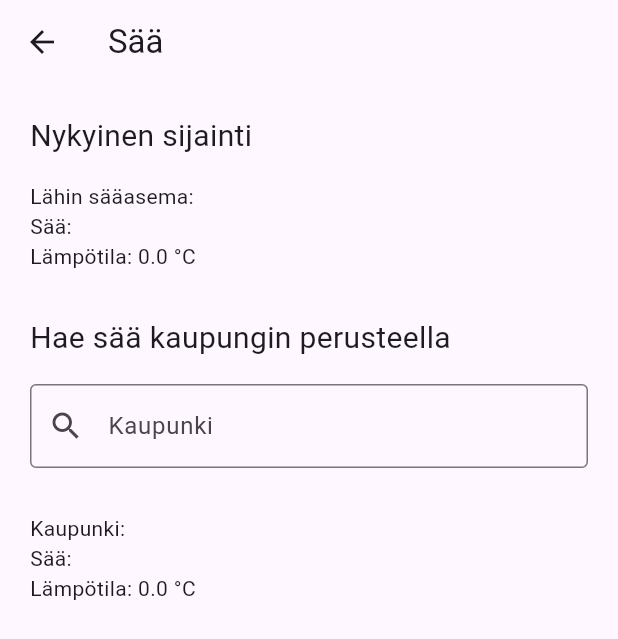
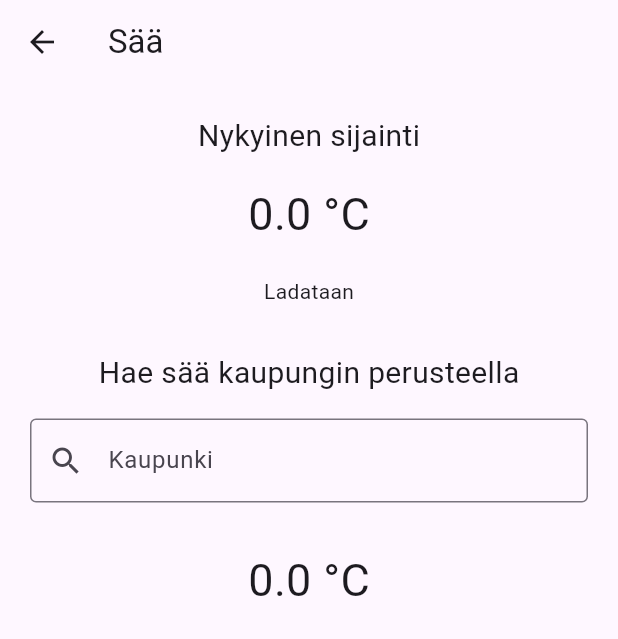
Before and after one commit to vilihellsten/flutter_matkapaivakirja, a Flutter app: the WeatherView screen opened by its route, on a phone screen of 412 x 824 dp. Shown: the top 639 px of the screen. Run offline on Flutter 3.47's test engine with Material 3 defaults, Android fonts, the phone set to English and light mode, and no system bars; our stand-ins replace firebase_auth, firebase_core, firebase_database, geolocator, get, google_maps_flutter and 1 more; missing offline and left inert: firebase_ui_auth; accounts and stored records are empty; network calls fail.

Commit message:
Säätiedon hienosäätöä

```diff
--- a/lib/view/weather.dart
+++ b/lib/view/weather.dart
@@ -21,13 +21,15 @@ class _WeatherViewState extends State<WeatherView> {
 
   //nykyinen sijainti
   String asema = "";
-  String kuvaus = "";
+  String kuvaus = "Ladataan";
+  String maa = "";
   double lampotila = 0;
 
   //käyttäjän oma haku
   String haku = "";
   String asema1 = "";
   String kuvaus1 = "";
+  String maa1 = "";
   double lampotila1 = 0;
 
   @override
@@ -66,7 +68,8 @@ class _WeatherViewState extends State<WeatherView> {
       setState(() {
         kuvaus = data["weather"][0]["description"];
         lampotila = data["main"]["temp"];
-        asema = data["name"];
+        asema = "Lähin sääasema: ${data["name"]},";
+        maa = data["sys"]["country"];
       });
     } else {
       log("Virhe sään hakemisessa");
@@ -85,7 +88,8 @@ class _WeatherViewState extends State<WeatherView> {
       setState(() {
         kuvaus1 = data["weather"][0]["description"];
         lampotila1 = data["main"]["temp"];
-        asema1 = data["name"];
+        asema1 = "${data["name"]},";
+        maa1 = data["sys"]["country"];
       });
     } else {
       log("Virhe sään hakemisessa");
@@ -101,16 +105,17 @@ class _WeatherViewState extends State<WeatherView> {
           padding: const EdgeInsets.all(20.0),
           child: Column(
             mainAxisAlignment: MainAxisAlignment.start,
-            crossAxisAlignment: CrossAxisAlignment.start,
+            crossAxisAlignment: CrossAxisAlignment.center,
             children: [
               Padding(
                 padding: const EdgeInsets.only(bottom: 16.0),
                 child:
                     Text("Nykyinen sijainti", style: TextStyle(fontSize: 20)),
               ),
-              Text("Lähin sääasema: $asema"),
-              Text("Sää: $kuvaus"),
-              Text("Lämpötila: ${lampotila.toStringAsFixed(1)} °C"),
+              Text("${lampotila.toStringAsFixed(1)} °C",
+                  style: TextStyle(fontSize: 30)),
+              Text("$asema $maa"),
+              Text(kuvaus),
               Padding(
                 padding: const EdgeInsets.only(top: 30.0),
                 child: Text("Hae sää kaupungin perusteella",
@@ -134,10 +139,11 @@ class _WeatherViewState extends State<WeatherView> {
               ),
               Padding(
                 padding: const EdgeInsets.only(top: 30.0),
-                child: Text("Kaupunki: $asema1"),
+                child: Text("${lampotila1.toStringAsFixed(1)} °C",
+                    style: TextStyle(fontSize: 30)),
               ),
-              Text("Sää: $kuvaus1"),
-              Text("Lämpötila: ${lampotila1.toStringAsFixed(1)} °C"),
+              Text("$asema1 $maa1"),
+              Text(kuvaus1),
             ],
           ),
         ),
```
Also changed, not shown: 4 other files.
